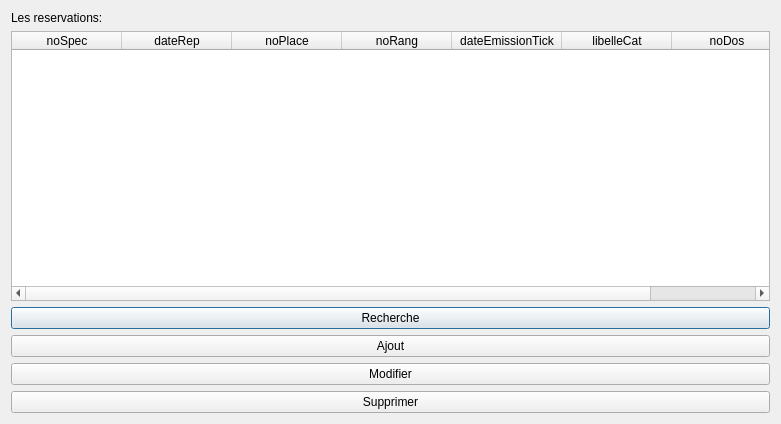
First picture: the form in Theatre_Project/gui/res_edit.ui, repository alaabenfatma/Projet_SQL_Python, before the edit.
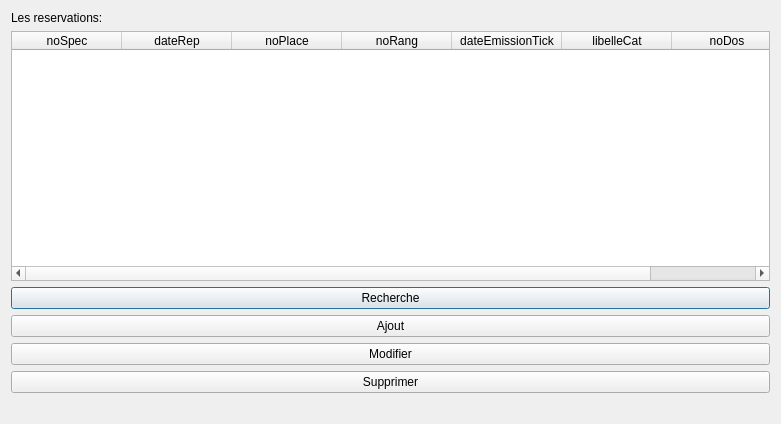
Second picture: the form after the edit. Icons and pictures are not drawn.

Patch:
```diff
--- a/Theatre_Project/gui/res_edit.ui
+++ b/Theatre_Project/gui/res_edit.ui
@@ -98,6 +98,9 @@
       <iconset>
        <normaloff>plus.png</normaloff>plus.png</iconset>
      </property>
+     <property name="checkable">
+      <bool>false</bool>
+     </property>
     </widget>
    </item>
    <item>
@@ -122,6 +125,13 @@
      </property>
     </widget>
    </item>
+   <item>
+    <widget class="QLabel" name="status">
+     <property name="text">
+      <string/>
+     </property>
+    </widget>
+   </item>
   </layout>
  </widget>
  <resources/>
```
Left out of the diff: 25 changed lines with no effect on the pictures.
